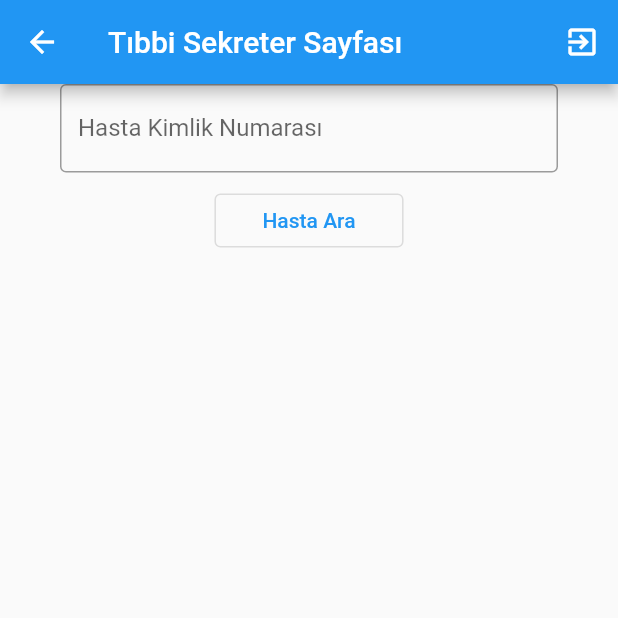
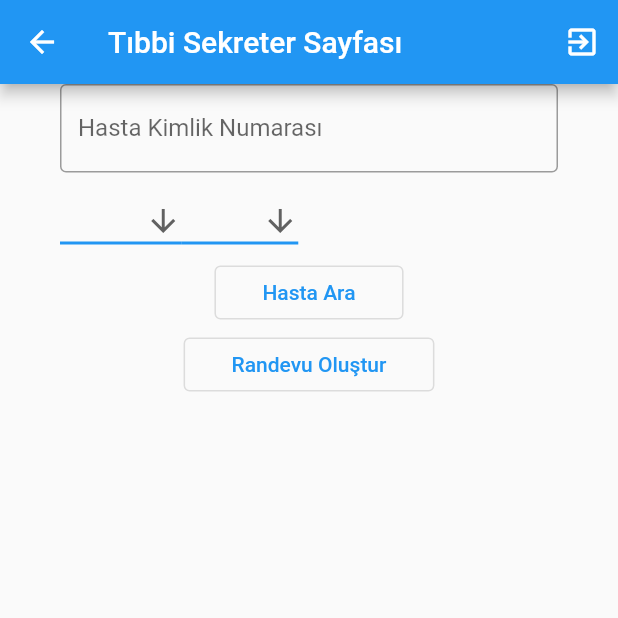
Before and after one commit to malibayram/sifa-poliklinigi, a Flutter app: the TibbiSekreter screen opened directly, on a phone screen of 412 x 824 dp, the top half of it. Run offline on Flutter 3.47's test engine with Material 2 defaults, Android fonts, the phone set to English and light mode, and no system bars; our stand-ins replace cloud_firestore, firebase_auth, firebase_core, fluttertoast, hive, hive_flutter; accounts and stored records are empty.

Commit message:
Update tibbi_sekreter.dart

```diff
--- a/poliklinik/lib/pages/tibbi_sekreter.dart
+++ b/poliklinik/lib/pages/tibbi_sekreter.dart
@@ -31,6 +31,58 @@ class TibbiSekreter extends StatelessWidget {
                   ),
                 ),
                 SizedBox(height: 8),
+                Row(
+                  children: [
+                    DropdownButton<String>(
+                      icon: const Icon(Icons.arrow_downward),
+                      iconSize: 24,
+                      elevation: 16,
+                      style: const TextStyle(color: Colors.green),
+                      underline: Container(
+                        height: 2,
+                        color: Colors.blue,
+                      ),
+                      onChanged: (String? newValue) {
+                        {}
+                      },
+                      items: <String>[
+                        'Göz',
+                        'Üroloji',
+                        'Ortopedi',
+                        'Psikiyatri'
+                      ].map<DropdownMenuItem<String>>((String value) {
+                        return DropdownMenuItem<String>(
+                          value: value,
+                          child: Text(value),
+                        );
+                      }).toList(),
+                    ),
+                    DropdownButton<String>(
+                      icon: const Icon(Icons.arrow_downward),
+                      iconSize: 24,
+                      elevation: 16,
+                      style: const TextStyle(color: Colors.green),
+                      underline: Container(
+                        height: 2,
+                        color: Colors.blue,
+                      ),
+                      onChanged: (String? newValue) {
+                        {}
+                      },
+                      items: <String>[
+                        'Doktor A',
+                        'Doktor B',
+                        'Doktor C',
+                        'Doktor D'
+                      ].map<DropdownMenuItem<String>>((String value) {
+                        return DropdownMenuItem<String>(
+                          value: value,
+                          child: Text(value),
+                        );
+                      }).toList(),
+                    ),
+                  ],
+                ),
                 OutlinedButton(
                   onPressed: () {},
                   child: Padding(
@@ -40,7 +92,17 @@ class TibbiSekreter extends StatelessWidget {
                     ),
                     child: Text("Hasta Ara"),
                   ),
-                )
+                ),
+                OutlinedButton(
+                  onPressed: () {},
+                  child: Padding(
+                    padding: const EdgeInsets.symmetric(
+                      vertical: 8.0,
+                      horizontal: 16.0,
+                    ),
+                    child: Text("Randevu Oluştur"),
+                  ),
+                ),
               ],
             )));
   }
```
